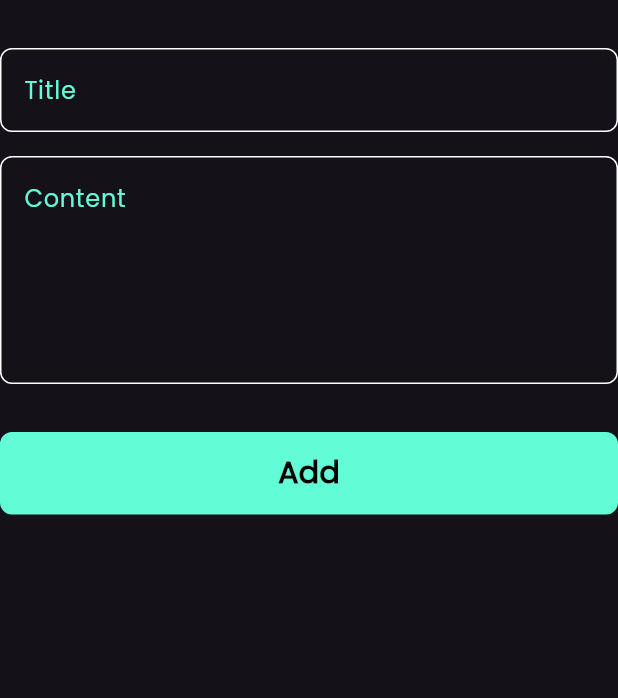
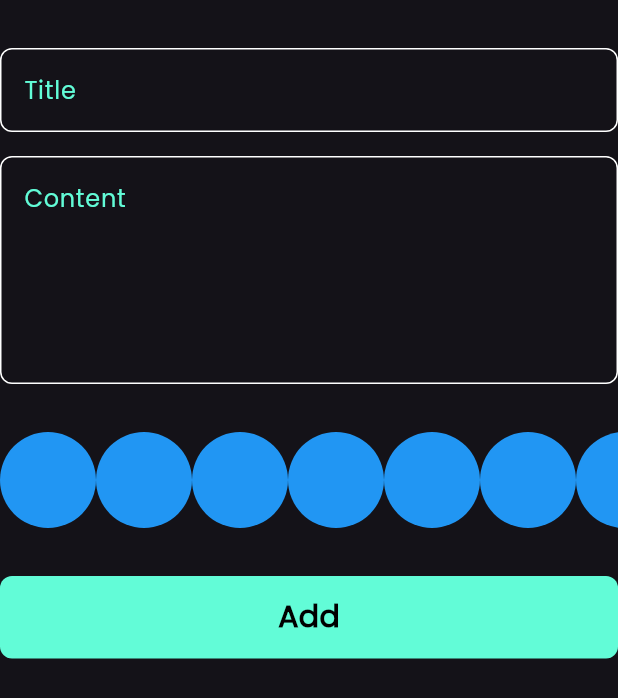
Before and after one commit to SaraYassin3/note_app, a Flutter app: the AddNoteForm widget shown alone on an empty page, opened directly, on a phone screen of 412 x 824 dp. Shown: the top 698 px of the screen. Run offline on Flutter 3.47's test engine with Material 3 defaults, Android fonts, the phone set to English and light mode, and no system bars; our stand-ins replace bloc, flutter_bloc, font_awesome_flutter, hive, hive_flutter; accounts and stored records are empty.

Commit message:
create colors list view part 1

```diff
--- a/lib/widgets/add_note_form.dart
+++ b/lib/widgets/add_note_form.dart
@@ -3,6 +3,7 @@ import 'package:flutter/material.dart';
 import 'package:intl/intl.dart';
 import 'package:note/cubits/add_note_cubit/add_note_cubit.dart';
 import 'package:note/models/note_model.dart';
+import 'colors_list_view.dart';
 import 'custom_button.dart';
 import 'custom_text_form_field.dart';
 
@@ -41,6 +42,8 @@ class _AddNoteFormState extends State<AddNoteForm> {
             },
           ),
           const SizedBox(height: 32,),
+          ColorsListView(),
+          const SizedBox(height: 32,),
           BlocBuilder<AddNoteCubit, AddNoteState>(
             builder: (context, state) {
               return CustomButton(
--- /dev/null
+++ b/lib/widgets/colors_list_view.dart
@@ -0,0 +1,34 @@
+import 'package:flutter/material.dart';
+
+class ColorsListView extends StatelessWidget {
+  const ColorsListView({
+    super.key,
+  });
+
+  @override
+  Widget build(BuildContext context) {
+    return SizedBox(
+      height: 32 * 2,
+      child: ListView.builder(
+          itemCount: 10,
+          scrollDirection: Axis.horizontal,
+          itemBuilder: (context, index){
+            return ColorItem();
+          }),
+    );
+  }
+}
+
+class ColorItem extends StatelessWidget {
+  const ColorItem({
+    super.key,
+  });
+
+  @override
+  Widget build(BuildContext context) {
+    return CircleAvatar(
+      backgroundColor: Colors.blue,
+      radius: 32,
+    );
+  }
+}
```
